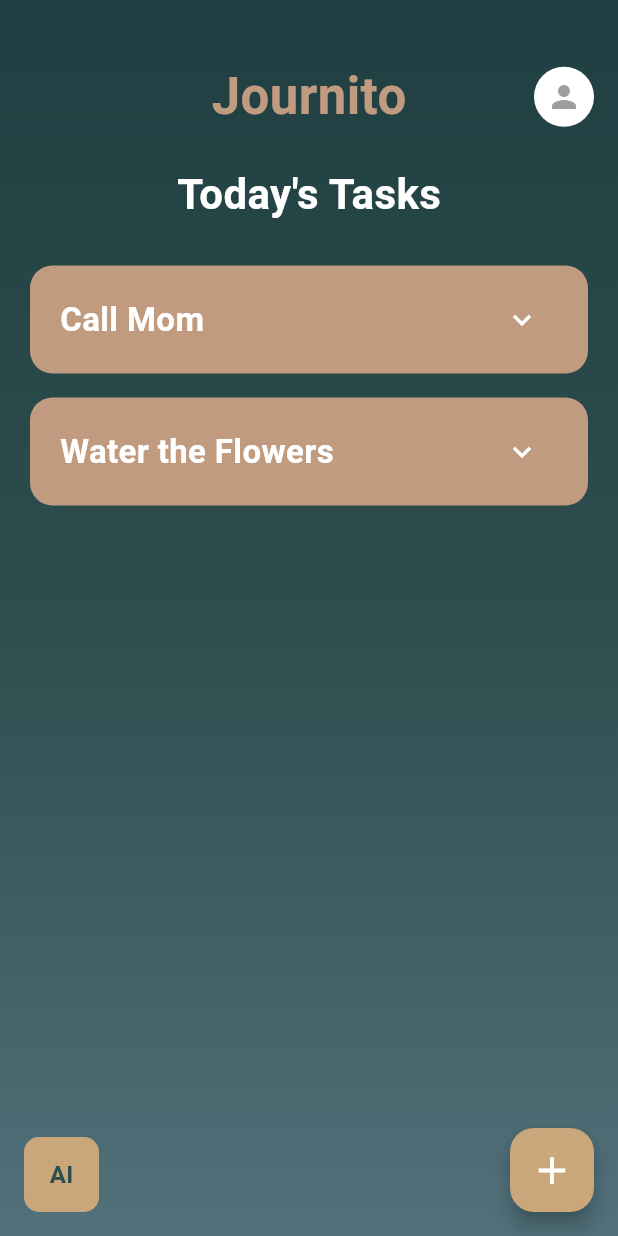
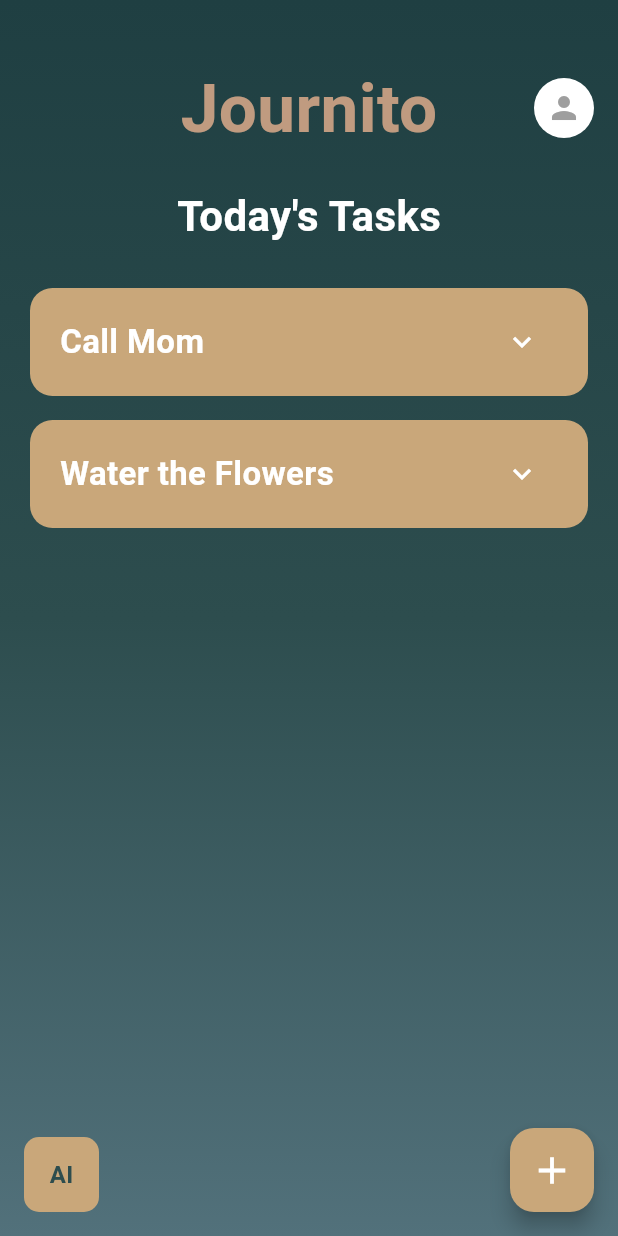
Before and after one commit to mariantaflou/Human-Computer-Interaction-Project-Journito, a Flutter app: the TasksScreen screen opened by its route, on a phone screen of 412 x 824 dp. Run offline on Flutter 3.47's test engine with Material 3 defaults, Android fonts, the light colour scheme and no system bars; our stand-ins replace table_calendar; Roboto replaces fonts that are missing (Cursive).

Commit message:
new changes

```diff
--- a/lib/screens/calendar.dart
+++ b/lib/screens/calendar.dart
@@ -176,7 +176,7 @@ class _CalendarScreenState extends State<CalendarScreen> {
             'Journito',
             style: TextStyle(
               fontFamily: 'Cursive',
-              fontSize: 34,
+              fontSize: 45,
               fontWeight: FontWeight.bold,
               color: Color(0xFFC09B80),
             ),
--- a/lib/screens/tasks_screen.dart
+++ b/lib/screens/tasks_screen.dart
@@ -98,7 +98,7 @@ class _TasksScreenState extends State<TasksScreen> {
             'Journito',
             style: TextStyle(
               fontFamily: 'Cursive',
-              fontSize: 34,
+              fontSize: 45,
               fontWeight: FontWeight.bold,
               color: Color(0xFFC09B80),
             ),
@@ -222,7 +222,7 @@ class _TaskWidgetState extends State<TaskWidget> {
       margin: const EdgeInsets.symmetric(horizontal: 20, vertical: 8),
       padding: const EdgeInsets.symmetric(vertical: 12, horizontal: 20),
       decoration: BoxDecoration(
-        color: const Color(0xffc09b80),
+        color: const Color(0xffc9a77a),
         borderRadius: BorderRadius.circular(15),
       ),
       child: Column(
```
